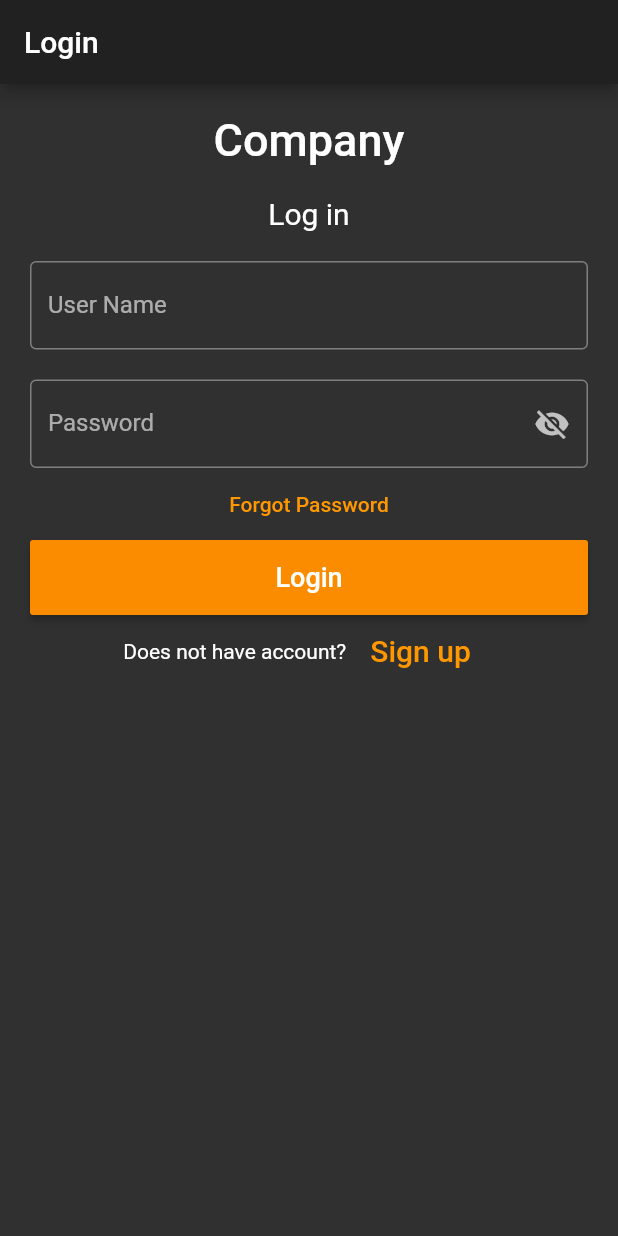
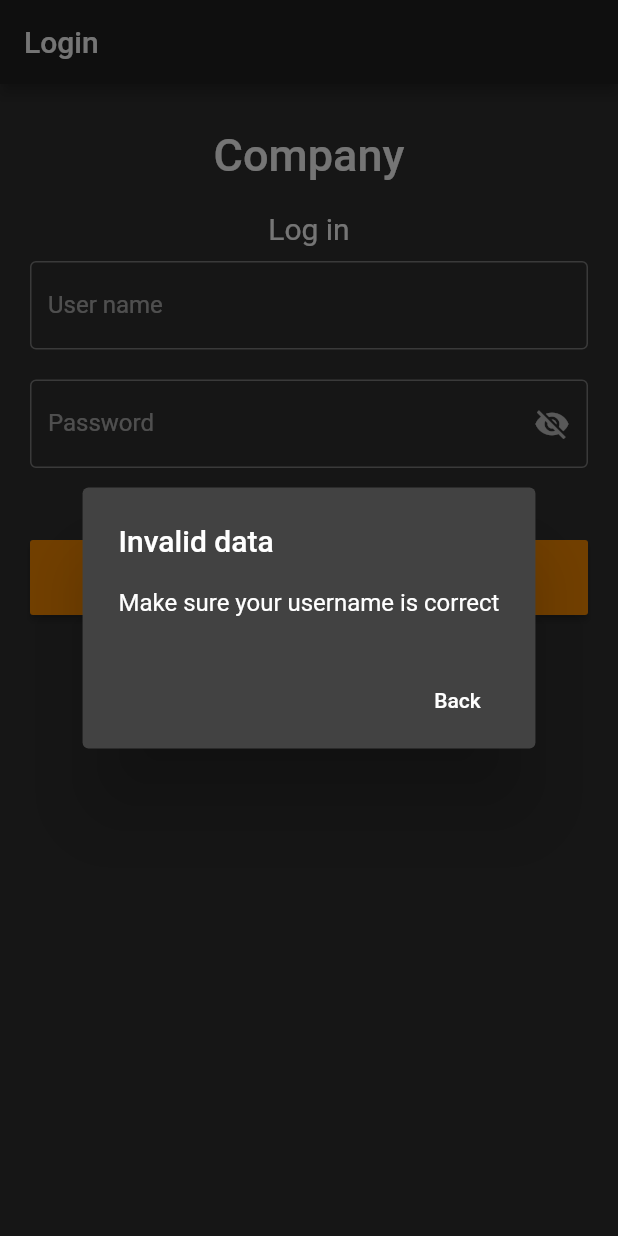
Before and after one commit to hedo95/Flutter-Login-with-password-encrypted, a Flutter app: the screen it shows after launch, after a tap on "Login", on a phone screen of 412 x 824 dp. Run offline on Flutter 3.47's test engine with Material 2 defaults, Android fonts, the phone set to English and light mode, and no system bars; missing offline and left inert: mysql1, password.

Commit message:
Complete app

```diff
--- a/lib/logic/BO/BO.dart
+++ b/lib/logic/BO/BO.dart
@@ -1,10 +1,78 @@
 /// BO == Bussiness Objects
-/// Here we got what we want our business to do
+/// Here we got what we want our business to do (Functions, widgets...)
+
+import 'package:flutter/material.dart';
+import 'package:login_password_encrypted/logic/models/customer.dart';
 
 bool isNullOrEmpty(String str) {
-  if(str.isEmpty || str == null || str.length == 0){
+  if (str.isEmpty || str == null || str.length == 0) {
     return true;
   } else {
     return false;
   }
 }
+
+void openDialog(
+    BuildContext context, String dialogTitle, String dialogContent) {
+  showDialog(
+      context: context,
+      builder: (context) {
+        return AlertDialog(
+          title: new Text(dialogTitle),
+          content: new Text(dialogContent),
+          actions: <Widget>[
+            new FlatButton(
+                onPressed: () {
+                  Navigator.of(context).pop();
+                },
+                child: new Text('Back'))
+          ],
+        );
+      });
+}
+
+Widget textfield(
+    String labeltext, TextEditingController controller, bool obscureText,
+    {bool validate, bool outlineBorder = false}) {
+      InputDecoration inputDecoration;
+  if (validate != null && outlineBorder == false) {
+    inputDecoration = InputDecoration(
+      labelText: labeltext,
+      errorText: validate ? null : 'Field can\'t be empty',
+    );
+  } else if (validate != null && outlineBorder == true){
+    inputDecoration = InputDecoration(
+      labelText: labeltext,
+      border: OutlineInputBorder(),
+      errorText: validate ? null : 'Field can\'t be empty',
+    );
+  } else if (validate == null && outlineBorder == false) {
+    inputDecoration = InputDecoration(
+      labelText: labeltext,
+    );
+  } else {
+    inputDecoration = InputDecoration(
+      labelText: labeltext,
+      border: OutlineInputBorder(),
+    );
+  }
+    return TextField(
+      obscureText: obscureText,
+      decoration: inputDecoration,
+      controller: controller,
+    );
+  }
+
+
+Widget longButton(Function onPressed, String textButton,
+    {List<Customer> customers}) {
+  return Container(
+      height: 50,
+      child: RaisedButton(
+          textColor: Colors.white,
+          child: Text(
+            textButton,
+            style: TextStyle(fontSize: 18),
+          ),
+          onPressed: onPressed));
+}
--- a/lib/logic/models/customer.dart
+++ b/lib/logic/models/customer.dart
@@ -5,9 +5,13 @@ class Customer {
   String username, name, lastname, mail, hash;
   PBKDF2 algorithm;
 
-  Customer(this.username, this.name, this.lastname, this.mail, String password, {this.id}){
+  Customer(this.username, this.name, this.lastname, this.mail, String password){
     algorithm = new PBKDF2();
     hash = Password.hash(password, algorithm);
+  }
+
+  Customer.db(this.id, this.username, this.name, this.lastname, this.mail, this.hash) {
+    algorithm = new PBKDF2();
   }
 
   Customer.def(){
@@ -17,9 +21,10 @@ class Customer {
     lastname = '';
     mail = '';
     hash = '';
+    algorithm = new PBKDF2();
   }
 
-  passwordVerify(String password){
+  bool passwordVerify(String password){
     return Password.verify(password,hash);
   }
 }
--- a/lib/views/login.dart
+++ b/lib/views/login.dart
@@ -1,4 +1,6 @@
 import 'package:flutter/material.dart';
+import 'package:login_password_encrypted/logic/BO/BO.dart';
+import 'package:login_password_encrypted/logic/DAO/DAO.dart';
 import 'package:login_password_encrypted/logic/models/customer.dart';
 import 'package:provider/provider.dart';
 
@@ -11,27 +13,11 @@ class Login extends StatefulWidget {
 }
 
 class _LoginState extends State<Login> {
-  TextEditingController nameController = TextEditingController();
+  TextEditingController usernameController = TextEditingController();
   TextEditingController passwordController = TextEditingController();
   bool hidePassword = true;
-
-  void openDialog(BuildContext context, String dialogContent) {
-    showDialog(
-        context: context,
-        builder: (context) {
-          return AlertDialog(
-            title: new Text('Invalid data'),
-            content: new Text(dialogContent),
-            actions: <Widget>[
-              new FlatButton(
-                  onPressed: () {
-                    Navigator.of(context).pop();
-                  },
-                  child: new Text('Back'))
-            ],
-          );
-        });
-  }
+  List<Customer> customers = [];
+  var dao = new DAO();
 
   Widget titleContainer(String title) {
     return Container(
@@ -67,9 +53,7 @@ class _LoginState extends State<Login> {
   }
 
   Widget passwordTextfield(TextEditingController controller) {
-    return Container(
-      padding: EdgeInsets.fromLTRB(10, 10, 10, 0),
-      child: TextField(
+    return TextField(
         obscureText: hidePassword,
         controller: controller,
         decoration: InputDecoration(
@@ -82,9 +66,7 @@ class _LoginState extends State<Login> {
                   setState(() {
                     hidePassword = !hidePassword;
                   });
-                })),
-      ),
-    );
+                })));
   }
 
   Widget forgotPasswordButton() {
@@ -97,7 +79,27 @@ class _LoginState extends State<Login> {
     );
   }
 
-  Widget loginButton() {
+  loginbuttononPressed() {
+    if (customers.any((item) => item.username == usernameController.text)) {
+      Customer customer = customers
+          .firstWhere((item) => item.username == usernameController.text);
+      if (customer.passwordVerify(passwordController.text)) {
+        // Login App, you're in!
+        openDialog(context, 'User detected',
+            "You're in! App gets started here with the current user");
+      } else {
+        // Incorrect password
+        openDialog(context, 'Invalid data', 'Your password is not correct');
+      }
+    } else {
+      // User does not exist
+      openDialog(context, 'Invalid data', 'Make sure your username is correct');
+    }
+    print(usernameController.text);
+    print(passwordController.text);
+  }
+
+  Widget loginButton(List<Customer> customers) {
     return Container(
         height: 50,
         padding: EdgeInsets.fromLTRB(10, 0, 10, 0),
@@ -107,10 +109,7 @@ class _LoginState extends State<Login> {
             'Login',
             style: TextStyle(fontSize: 18),
           ),
-          onPressed: () {
-            print(nameController.text);
-            print(passwordController.text);
-          },
+          onPressed: () {},
         ));
   }
 
@@ -119,16 +118,28 @@ class _LoginState extends State<Login> {
         child: Row(
       children: <Widget>[
         Text('Does not have account?'),
-        FlatButton(
+        InkWell(
+          child: FlatButton(
             textColor: Colors.orange,
             child: Text(
               'Sign up',
               style: TextStyle(fontSize: 20),
             ),
             onPressed: () {
-            Navigator.of(context).push(MaterialPageRoute(
-                                builder: (context) => Newcustomer()));
+              Navigator.of(context)
+                  .push(MaterialPageRoute(builder: (context) => Newcustomer()))
+                  .then((newcustomer) {
+                if (newcustomer != null) {
+                  dao.insertCustomer(newcustomer as Customer);
+                  int id = dao.getidfromCustomer(newcustomer as Customer);
+                  newcustomer.id = id;
+                  setState(() {
+                    customers.add(newcustomer);
+                  });
+                }
+              });
             },
+          ),
         )
       ],
       mainAxisAlignment: MainAxisAlignment.center,
@@ -137,20 +148,23 @@ class _LoginState extends State<Login> {
 
   @override
   Widget build(BuildContext context) {
+    customers = Provider.of<List<Customer>>(context);
     return Scaffold(
         appBar: AppBar(
           title: Text('Login'),
         ),
         body: Padding(
-            padding: EdgeInsets.all(10),
+            padding: EdgeInsets.all(20),
             child: ListView(
               children: <Widget>[
                 titleContainer('Company'),
                 loginContainer(),
-                usernameTextfield(nameController),
+                textfield('User name', usernameController, false,
+                    outlineBorder: true),
+                SizedBox(height: 20),
                 passwordTextfield(passwordController),
                 forgotPasswordButton(),
-                loginButton(), // kldj-34gb-gj89-45gd
+                longButton(loginbuttononPressed, 'Login', customers: customers),
                 signupButton()
               ],
             )));
```
Also changed, not shown: lib/logic/DAO/DAO.dart (+31 -16 lines), lib/views/newcustomer.dart (+7 -19 lines). Lines whose indentation alone changed are shown as unchanged.
